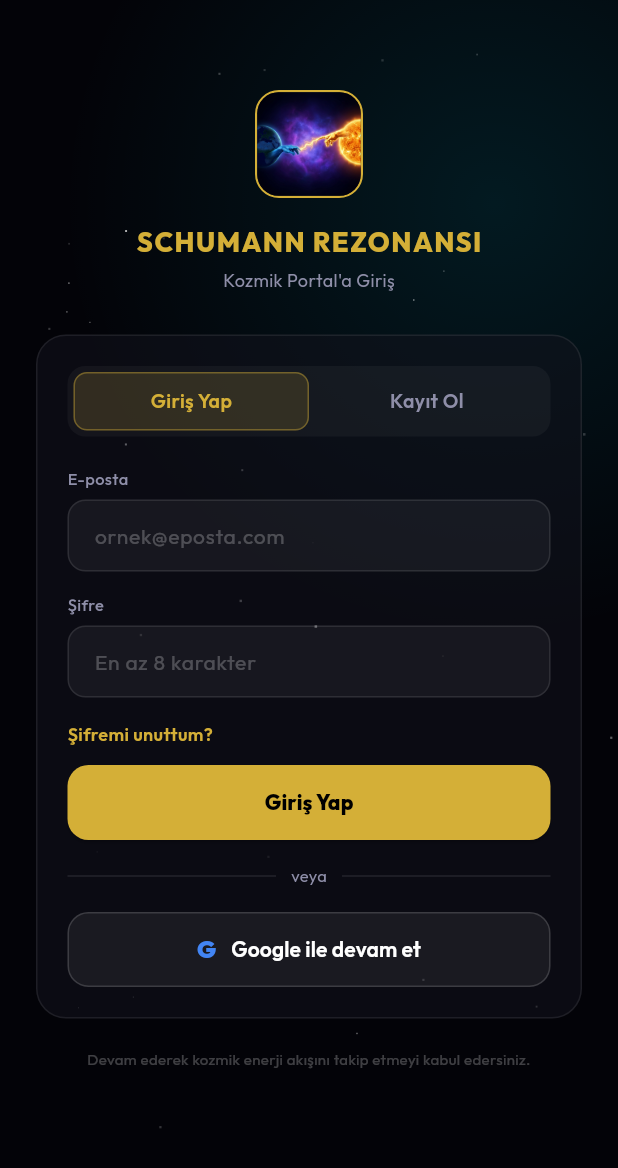
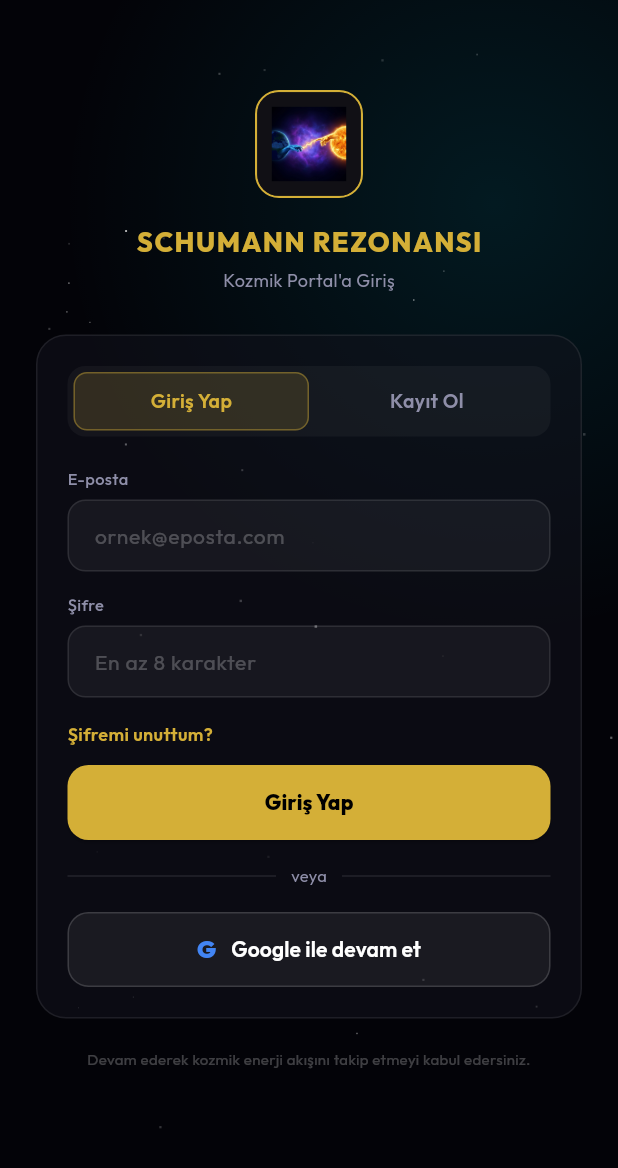
Before and after one commit to bahacan112/rezonans_flutter, a Flutter app: the screen it shows after launch, on a phone screen of 412 x 824 dp. Shown: the top 1168 px of the screen. Run offline on Flutter 3.47's test engine with Material 3 defaults, Android fonts, the light colour scheme and no system bars; our stand-ins replace google_fonts, google_sign_in, shared_preferences; accounts and stored records are empty.

Commit message:
style: use padded adaptive logo on login screen and compile release APK

```diff
--- a/lib/screens/auth_screen.dart
+++ b/lib/screens/auth_screen.dart
@@ -156,7 +156,7 @@ class _AuthScreenState extends State<AuthScreen> {
         ),
         child: ClipRRect(
           borderRadius: BorderRadius.circular(14),
-          child: Image.asset('assets/schuman-logo.png', fit: BoxFit.cover),
+          child: Image.asset('assets/schuman-logo-adaptive.png', fit: BoxFit.cover),
         ),
       );
 
--- a/pubspec.yaml
+++ b/pubspec.yaml
@@ -65,7 +65,7 @@ flutter:
   # the material Icons class.
   uses-material-design: true
   assets:
-    - assets/schuman-logo.png
+    - assets/
 
   # An image asset can refer to one or more resolution-specific "variants", see
   # https://flutter.dev/to/resolution-aware-images
@@ -98,5 +98,5 @@ flutter_launcher_icons:
   ios: false
   image_path: "assets/schuman-logo.png"
   adaptive_icon_background: "#111015"
-  adaptive_icon_foreground: "assets/schuman-logo.png"
+  adaptive_icon_foreground: "assets/schuman-logo-adaptive.png"
   remove_alpha_ios: true
```
Also changed, not shown: assets/schuman-logo-adaptive.png (added), 5 other files.
